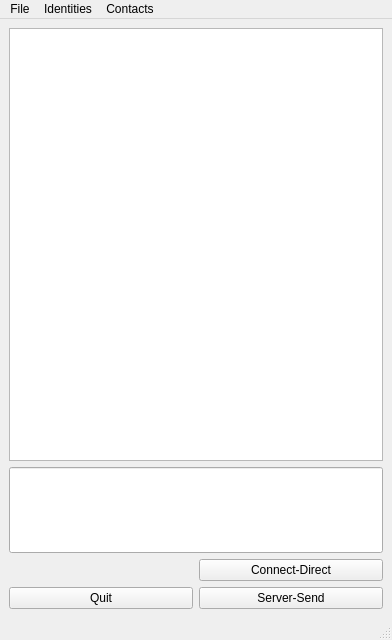
Old version of the form ui/dchat.ui in the repository berndhs/egalite.
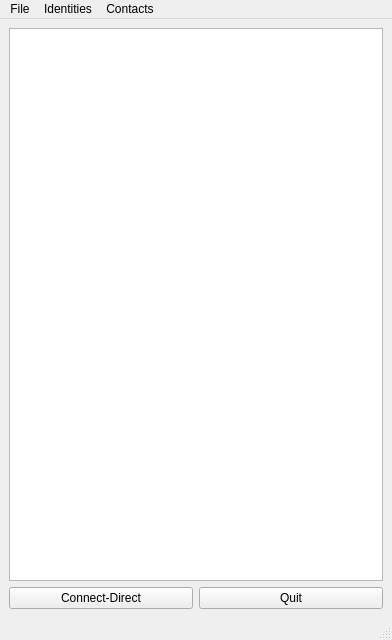
New version of the form. Icons and pictures are not drawn.

The edit to the form file:
```diff
--- a/ui/dchat.ui
+++ b/ui/dchat.ui
@@ -18,42 +18,7 @@
     <normaloff>:/dchatlogo.png</normaloff>:/dchatlogo.png</iconset>
   </property>
   <widget class="QWidget" name="centralwidget">
-   <layout class="QGridLayout" name="gridLayout_2">
-    <item row="1" column="0">
-     <widget class="QLineEdit" name="inputLine">
-      <property name="sizePolicy">
-       <sizepolicy hsizetype="Expanding" vsizetype="MinimumExpanding">
-        <horstretch>0</horstretch>
-        <verstretch>5</verstretch>
-       </sizepolicy>
-      </property>
-     </widget>
-    </item>
-    <item row="2" column="0">
-     <layout class="QGridLayout" name="gridLayout">
-      <item row="0" column="1">
-       <widget class="QPushButton" name="directButton">
-        <property name="text">
-         <string>Connect-Direct</string>
-        </property>
-       </widget>
-      </item>
-      <item row="1" column="0">
-       <widget class="QPushButton" name="quitButton">
-        <property name="text">
-         <string>Quit</string>
-        </property>
-       </widget>
-      </item>
-      <item row="1" column="1">
-       <widget class="QPushButton" name="sendButton">
-        <property name="text">
-         <string>Server-Send</string>
-        </property>
-       </widget>
-      </item>
-     </layout>
-    </item>
+   <layout class="QGridLayout" name="gridLayout">
     <item row="0" column="0">
      <widget class="QTableView" name="contactView">
       <property name="sizePolicy">
@@ -100,6 +65,24 @@
       </attribute>
      </widget>
     </item>
+    <item row="1" column="0">
+     <layout class="QHBoxLayout" name="horizontalLayout">
+      <item>
+       <widget class="QPushButton" name="directButton">
+        <property name="text">
+         <string>Connect-Direct</string>
+        </property>
+       </widget>
+      </item>
+      <item>
+       <widget class="QPushButton" name="quitButton">
+        <property name="text">
+         <string>Quit</string>
+        </property>
+       </widget>
+      </item>
+     </layout>
+    </item>
    </layout>
   </widget>
   <widget class="QMenuBar" name="menubar">
```
